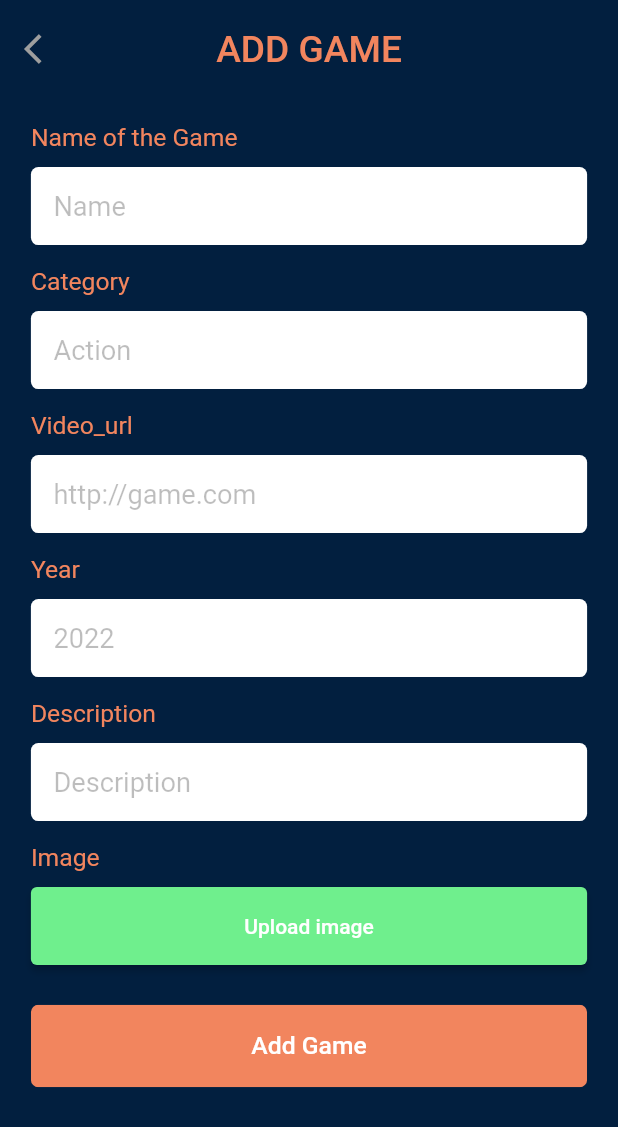
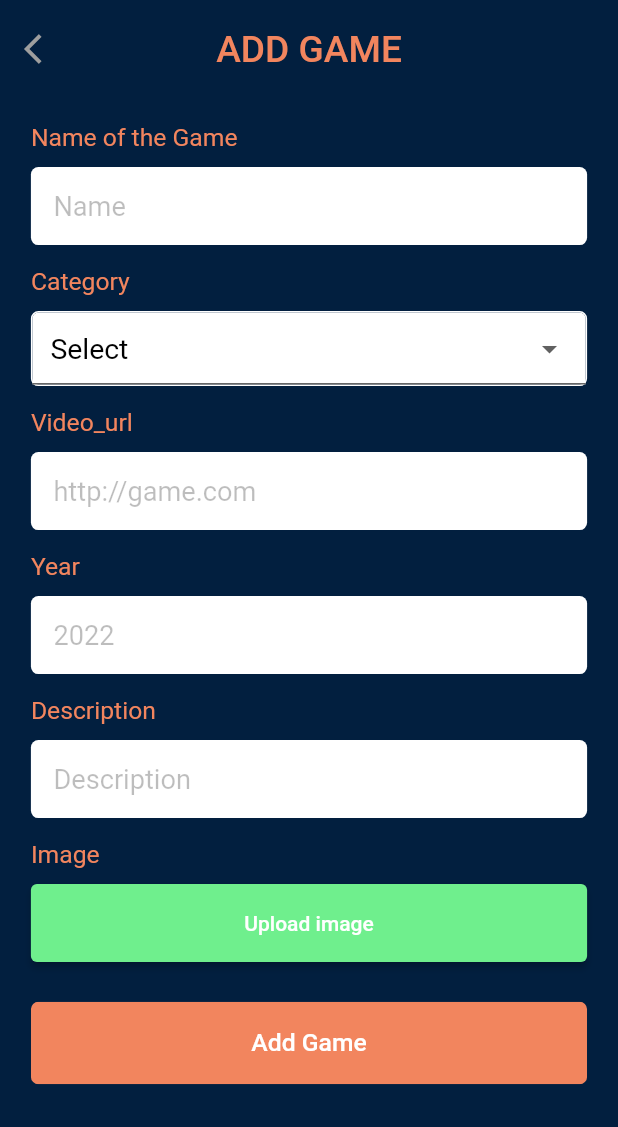
Before and after one commit to Y4S1-CTSE-2022/CTSE-FlutterProject, a Flutter app: the AddGameList screen opened directly, on a phone screen of 412 x 824 dp. Shown: the top 1127 px of the screen. Run offline on Flutter 3.47's test engine with Material 2 defaults, Android fonts, the phone set to English and light mode, and no system bars; our stand-ins replace carousel_slider, cool_alert, file_picker, firebase_auth, firebase_core, firebase_database and 5 more; accounts and stored records are empty.

Commit message:
Add dropdown for category

```diff
--- a/lib/screens/AddGameList.dart
+++ b/lib/screens/AddGameList.dart
@@ -30,6 +30,7 @@ class _AddGameListState extends State<AddGameList> {
   final _yearController = TextEditingController();
   final _descriptionController = TextEditingController();
   final _ratingController = 0;
+  var _selectedCategory = 'Select';
   ProgressDialog pr;
 
   var path = null;
@@ -48,6 +49,7 @@ class _AddGameListState extends State<AddGameList> {
       final FirebaseAuth auth = FirebaseAuth.instance;
       final User user = auth.currentUser;
 
+      if (_selectedCategory != 'Select') {
         _firebaseRef.push().set({
           "name": _nameController.text,
           "video_url": _videoUrlController.text,
@@ -58,6 +60,9 @@ class _AddGameListState extends State<AddGameList> {
           "year":_yearController.text,
           "rating": _ratingController
         });
+      } else {
+        Fluttertoast.showToast(msg:'No category selected');
+      }
 
       Fluttertoast.showToast(msg:'Added Successfully');
       pr.hide();
@@ -66,7 +71,6 @@ class _AddGameListState extends State<AddGameList> {
       // Navigator.of(context).pushAndRemoveUntil(
       //     MaterialPageRoute(builder: (c) => AdminHome()),
       //         (route) => false);
-
 
     } on FirebaseAuthException catch (e) {
       pr.hide();
@@ -116,6 +120,7 @@ class _AddGameListState extends State<AddGameList> {
     _categoryController.clear();
     _yearController.clear();
     _descriptionController.clear();
+    _selectedCategory = 'Select';
   }
 
   @override
@@ -214,30 +219,38 @@ class _AddGameListState extends State<AddGameList> {
                         Container(
                           margin: EdgeInsets.symmetric(vertical: 10,horizontal: 0),
                           width: size.width * 0.9,
-                          child: TextFormField(
-                            controller: _categoryController,
-                            cursorColor: primaryColor,
-                            keyboardType: TextInputType.number,
+
+                          decoration: BoxDecoration(
+                              border: Border.all(
+                                  color: Colors.white,
+                                  width: 1,
+                                  style: BorderStyle.solid
+                              ),
+                              borderRadius: BorderRadius.circular(5)
+                          ),
+                          child: DropdownButtonFormField<String>(
                             decoration: InputDecoration(
-                              hintText: "Action",
-                              hintStyle: TextStyle(fontSize: size.height*0.022,color: Colors.black26),
-                              border: OutlineInputBorder(
-                                borderRadius: BorderRadius.all(Radius.circular(5)),
-                                borderSide: BorderSide.none,
+                              filled: true,
+                              fillColor: Colors.white
                             ),
-                              filled: true,
-                              contentPadding:EdgeInsets.all(15.0),
-                              fillColor:textFieldColor,
+                            value: _selectedCategory,
+                            items: <String>['Select', 'Action', 'Multiplayer', 'Puzzle', 'Racing']
+                                .map<DropdownMenuItem<String>>((String value) {
+                              return DropdownMenuItem<String>(
+                                value: value,
+                                child: Text(value),
+                              );
+                            }).toList(),
+                            onChanged: (String newVal) {
+                              setState(() {
+                                _selectedCategory = newVal;
+                              });
+                            },
+                            style: TextStyle(
+                              fontSize: size.height*0.023,
+                              color: Colors.black
                             ),
-                            style: TextStyle(
-                                fontSize: size.height*0.023
-                            ),
-                            validator: (value) {
-                              if (value.isEmpty) {
-                                return 'Category can\'t be empty';
-                              }
-                              return null;
-                            },
+                            dropdownColor: Colors.white,
                           ),
                         ),
                         Container(
```
Lines whose indentation alone changed are shown as unchanged.
